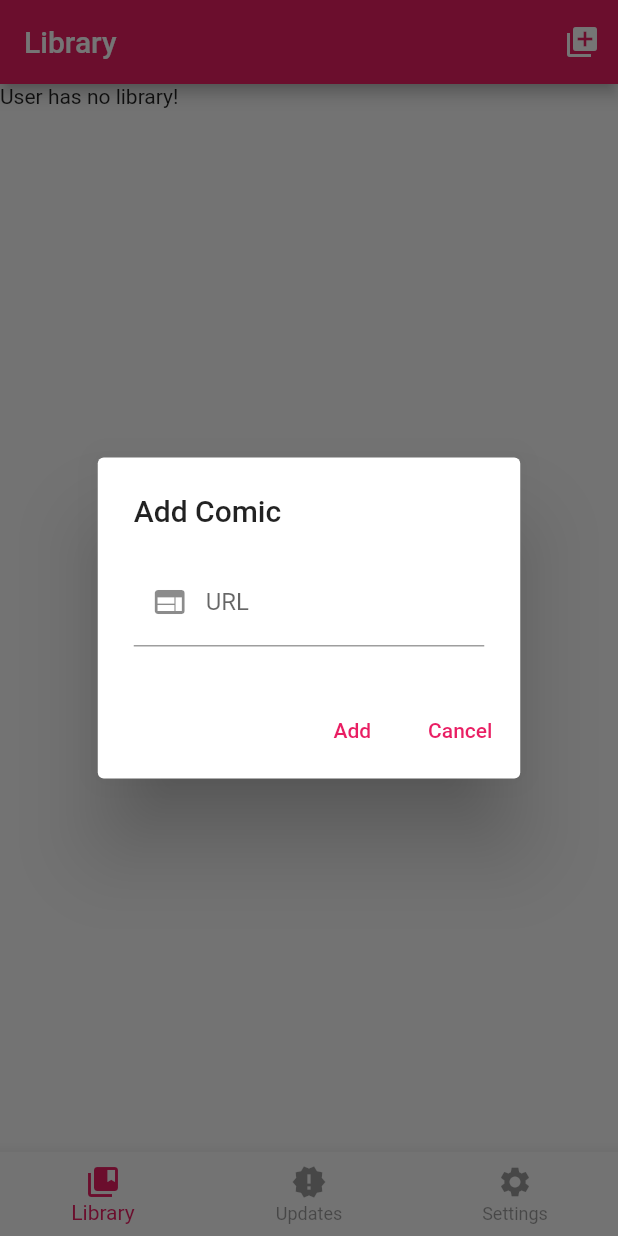
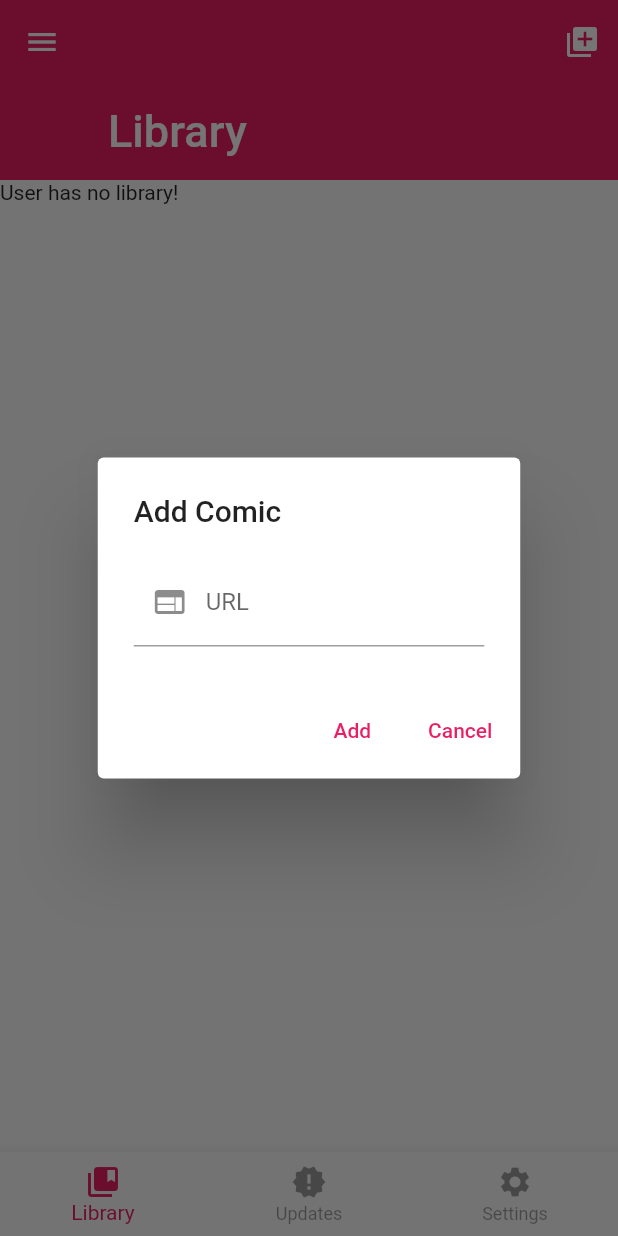
Before and after one commit to jackv24/ComicWrap-F, a Flutter app: the screen it shows once a user with an empty profile is signed in, after a tap on the "library add" icon, on a phone screen of 412 x 824 dp. Run offline on Flutter 3.47's test engine with Material 2 defaults, Android fonts, the phone set to English and light mode, and no system bars; our stand-ins replace cloud_firestore, cloud_functions, firebase_auth, firebase_core, flutter_cache_manager, flutter_signin_button and 7 more; accounts and stored records are empty; network calls fail.

Commit message:
Library app bar is now an expanding Sliver

```diff
--- a/lib/pages/home_page/library_screen.dart
+++ b/lib/pages/home_page/library_screen.dart
@@ -27,9 +27,7 @@ class _LibraryScreenState extends State<LibraryScreen> {
     // User can change through authentication
     getUserStream().listen((userDocSnapshot) async {
       // Cancel previous stream sub before subbing to new one
-      if (_userDocComicsSub != null) {
-        await _userDocComicsSub!.cancel();
-      }
+      _userDocComicsSub?.cancel();
 
       // If user changes sub to new user comics collection
       _userDocComicsSub = userDocSnapshot.reference
@@ -45,10 +43,23 @@ class _LibraryScreenState extends State<LibraryScreen> {
   }
 
   @override
+  void dispose() {
+    _userDocComicsSub?.cancel();
+
+    super.dispose();
+  }
+
+  @override
   Widget build(BuildContext context) {
     return Scaffold(
-      appBar: AppBar(
+      body: CustomScrollView(
+        slivers: [
+          SliverAppBar(
+            pinned: true,
+            expandedHeight: 120.0,
+            flexibleSpace: const FlexibleSpaceBar(
               title: Text('Library'),
+            ),
             actions: [
               IconButton(
                   icon: Icon(
@@ -57,34 +68,50 @@ class _LibraryScreenState extends State<LibraryScreen> {
                   ),
                   onPressed: () => _onAddPressed(context)),
             ],
+            leading: IconButton(
+                icon: Icon(
+                  Icons.menu,
+                  color: Theme.of(context).primaryIconTheme.color,
                 ),
-      body: StreamBuilder<QuerySnapshot>(
+                onPressed: () {}),
+          ),
+          StreamBuilder<QuerySnapshot>(
             stream: _userComicsSubject.stream,
             builder: (context, snapshot) {
               if (snapshot.hasError) {
-            return Text('Error reading user comics stream');
+                return SliverToBoxAdapter(
+                  child: Text('Error reading user comics stream'),
+                );
               }
 
               if (snapshot.connectionState == ConnectionState.waiting) {
-            return Text("Loading user comics stream...");
+                return SliverToBoxAdapter(
+                  child: Text("Loading user comics stream..."),
+                );
               }
 
               final userComicDocs = snapshot.data!.docs;
-          if (userComicDocs.length == 0) return Text('User has no library!');
+              if (userComicDocs.length == 0) {
+                return SliverToBoxAdapter(
+                  child: Text('User has no library!'),
+                );
+              }
 
-          return GridView.builder(
-            gridDelegate: SliverGridDelegateWithMaxCrossAxisExtent(
+              return SliverPadding(
+                padding: EdgeInsets.symmetric(vertical: 15.0, horizontal: 15.0),
+                sliver: SliverGrid(
+                  gridDelegate: const SliverGridDelegateWithMaxCrossAxisExtent(
                     maxCrossAxisExtent: 150.0,
                     mainAxisSpacing: 12.0,
                     crossAxisSpacing: 12.0,
                     childAspectRatio: 0.54,
                   ),
-            padding: EdgeInsets.symmetric(vertical: 15.0, horizontal: 15.0),
-            itemCount: userComicDocs.length,
-            itemBuilder: (context, index) {
+                  delegate: SliverChildBuilderDelegate(
+                    (context, index) {
                       final userComic = userComicDocs[index];
                       final userComicData = userComic.data()!;
-              final DocumentReference? sharedComic = userComicData['sharedDoc'];
+                      final DocumentReference? sharedComic =
+                          userComicData['sharedDoc'];
 
                       Widget comicWidget;
                       try {
@@ -105,8 +132,13 @@ class _LibraryScreenState extends State<LibraryScreen> {
                         ),
                       );
                     },
+                    childCount: userComicDocs.length,
+                  ),
+                ),
               );
             },
+          )
+        ],
       ),
     );
   }
```
Lines whose indentation alone changed are shown as unchanged.
